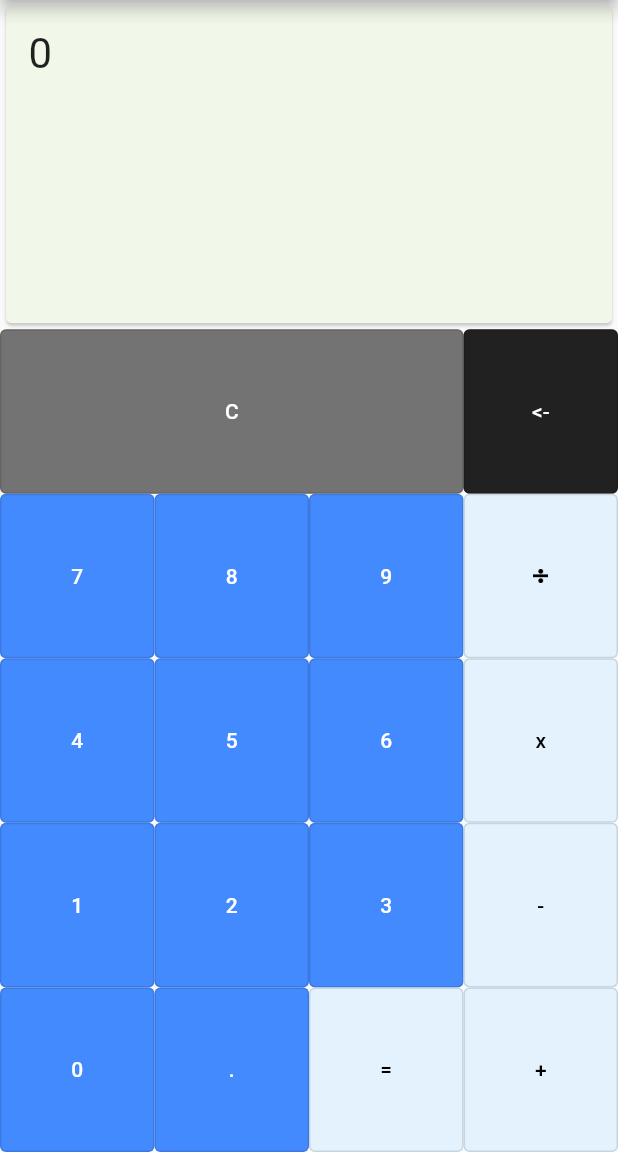
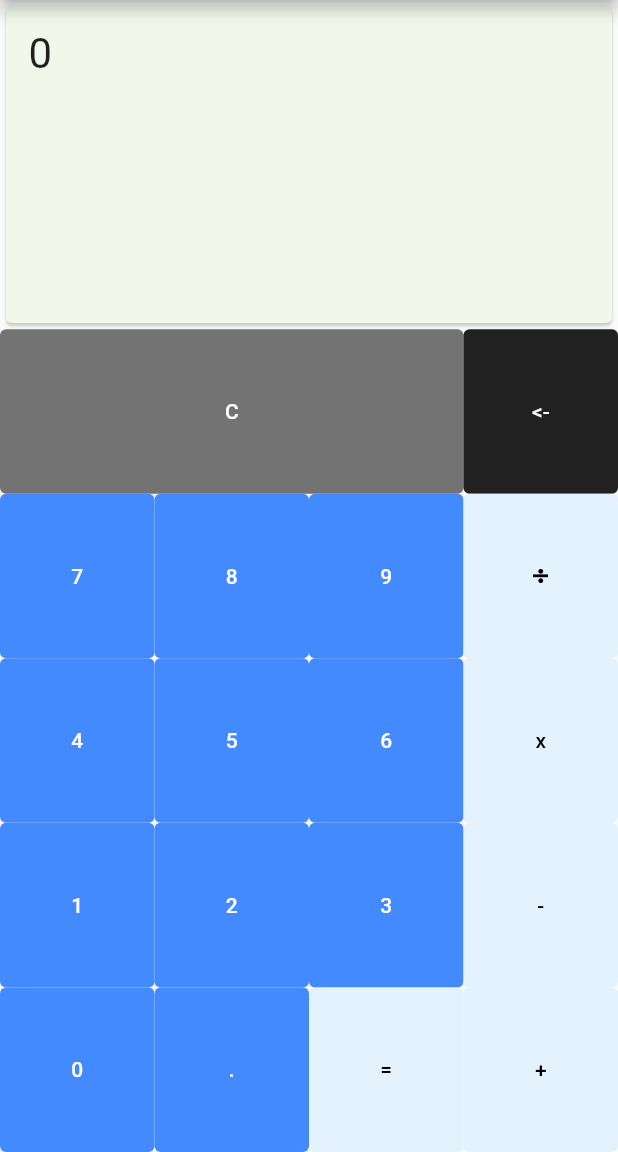
Before and after one commit to CodingItWrong/flutter_calculator, a Flutter app: the screen it shows after launch, on a phone screen of 412 x 824 dp, the part 84-1236 px from its top. Run offline on Flutter 3.47's test engine with Material 3 defaults, Android fonts, the phone set to English and light mode, and no system bars.

Commit message:
Change OutlinedButtons to TextButtons

```diff
--- a/lib/main.dart
+++ b/lib/main.dart
@@ -17,7 +17,7 @@ class ExpandedButton extends StatelessWidget {
   Widget build(BuildContext context) {
     return Expanded(
       flex: 1,
-      child: OutlinedButton(
+      child: TextButton(
         onPressed: onPressed,
         style: style,
         child: child,
@@ -145,11 +145,11 @@ class _CalculatorHomePageState extends State<CalculatorHomePage> {
               children: [
                 Expanded(
                   flex: 3,
-                  child: OutlinedButton(
+                  child: TextButton(
                     onPressed: () {
                       deleteAll();
                     },
-                    style: OutlinedButton.styleFrom(
+                    style: TextButton.styleFrom(
                       backgroundColor: Colors.black54,
                     ),
                     child: const Text(
@@ -160,11 +160,11 @@ class _CalculatorHomePageState extends State<CalculatorHomePage> {
                 ),
                 Expanded(
                   flex: 1,
-                  child: OutlinedButton(
+                  child: TextButton(
                     onPressed: () {
                       deleteOne();
                     },
-                    style: OutlinedButton.styleFrom(
+                    style: TextButton.styleFrom(
                       backgroundColor: Colors.black87,
                     ),
                     child: const Text(
@@ -192,7 +192,7 @@ class _CalculatorHomePageState extends State<CalculatorHomePage> {
                             onPressed: () {
                               add('7');
                             },
-                            style: OutlinedButton.styleFrom(
+                            style: TextButton.styleFrom(
                               backgroundColor: Colors.blueAccent,
                             ),
                             child: const Text(
@@ -204,7 +204,7 @@ class _CalculatorHomePageState extends State<CalculatorHomePage> {
                             onPressed: () {
                               add('8');
                             },
-                            style: OutlinedButton.styleFrom(
+                            style: TextButton.styleFrom(
                               backgroundColor: Colors.blueAccent,
                             ),
                             child: const Text(
@@ -216,7 +216,7 @@ class _CalculatorHomePageState extends State<CalculatorHomePage> {
                             onPressed: () {
                               add('9');
                             },
-                            style: OutlinedButton.styleFrom(
+                            style: TextButton.styleFrom(
                               backgroundColor: Colors.blueAccent,
                             ),
                             child: const Text(
@@ -233,7 +233,7 @@ class _CalculatorHomePageState extends State<CalculatorHomePage> {
                             onPressed: () {
                               add('4');
                             },
-                            style: OutlinedButton.styleFrom(
+                            style: TextButton.styleFrom(
                               backgroundColor: Colors.blueAccent,
                             ),
                             child: const Text(
@@ -245,7 +245,7 @@ class _CalculatorHomePageState extends State<CalculatorHomePage> {
                             onPressed: () {
                               add('5');
                             },
-                            style: OutlinedButton.styleFrom(
+                            style: TextButton.styleFrom(
                               backgroundColor: Colors.blueAccent,
                             ),
                             child: const Text(
@@ -257,7 +257,7 @@ class _CalculatorHomePageState extends State<CalculatorHomePage> {
                             onPressed: () {
                               add('6');
                             },
-                            style: OutlinedButton.styleFrom(
+                            style: TextButton.styleFrom(
                               backgroundColor: Colors.blueAccent,
                             ),
                             child: const Text(
@@ -274,7 +274,7 @@ class _CalculatorHomePageState extends State<CalculatorHomePage> {
                             onPressed: () {
                               add('1');
                             },
-                            style: OutlinedButton.styleFrom(
+                            style: TextButton.styleFrom(
                               backgroundColor: Colors.blueAccent,
                             ),
                             child: const Text(
@@ -286,7 +286,7 @@ class _CalculatorHomePageState extends State<CalculatorHomePage> {
                             onPressed: () {
                               add('2');
                             },
-                            style: OutlinedButton.styleFrom(
+                            style: TextButton.styleFrom(
                               backgroundColor: Colors.blueAccent,
                             ),
                             child: const Text(
@@ -298,7 +298,7 @@ class _CalculatorHomePageState extends State<CalculatorHomePage> {
                             onPressed: () {
                               add('3');
                             },
-                            style: OutlinedButton.styleFrom(
+                            style: TextButton.styleFrom(
                               backgroundColor: Colors.blueAccent,
                             ),
                             child: const Text(
@@ -315,7 +315,7 @@ class _CalculatorHomePageState extends State<CalculatorHomePage> {
                             onPressed: () {
                               add('0');
                             },
-                            style: OutlinedButton.styleFrom(
+                            style: TextButton.styleFrom(
                               backgroundColor: Colors.blueAccent,
                             ),
                             child: const Text(
@@ -327,7 +327,7 @@ class _CalculatorHomePageState extends State<CalculatorHomePage> {
                             onPressed: () {
                               add('.');
                             },
-                            style: OutlinedButton.styleFrom(
+                            style: TextButton.styleFrom(
                               backgroundColor: Colors.blueAccent,
                             ),
                             child: const Text(
@@ -339,7 +339,7 @@ class _CalculatorHomePageState extends State<CalculatorHomePage> {
                             onPressed: () {
                               getResult();
                             },
-                            style: OutlinedButton.styleFrom(
+                            style: TextButton.styleFrom(
                               backgroundColor: Colors.blue[50],
                             ),
                             child: const Text(
@@ -361,7 +361,7 @@ class _CalculatorHomePageState extends State<CalculatorHomePage> {
                         onPressed: () {
                           add('÷');
                         },
-                        style: OutlinedButton.styleFrom(
+                        style: TextButton.styleFrom(
                           backgroundColor: Colors.blue[50],
                         ),
                         child: Image.asset(
@@ -374,7 +374,7 @@ class _CalculatorHomePageState extends State<CalculatorHomePage> {
                         onPressed: () {
                           add('x');
                         },
-                        style: OutlinedButton.styleFrom(
+                        style: TextButton.styleFrom(
                           backgroundColor: Colors.blue[50],
                         ),
                         child: const Text(
@@ -386,7 +386,7 @@ class _CalculatorHomePageState extends State<CalculatorHomePage> {
                         onPressed: () {
                           add('-');
                         },
-                        style: OutlinedButton.styleFrom(
+                        style: TextButton.styleFrom(
                           backgroundColor: Colors.blue[50],
                         ),
                         child: const Text(
@@ -398,7 +398,7 @@ class _CalculatorHomePageState extends State<CalculatorHomePage> {
                         onPressed: () {
                           add('+');
                         },
-                        style: OutlinedButton.styleFrom(
+                        style: TextButton.styleFrom(
                           backgroundColor: Colors.blue[50],
                         ),
                         child: const Text(
```
